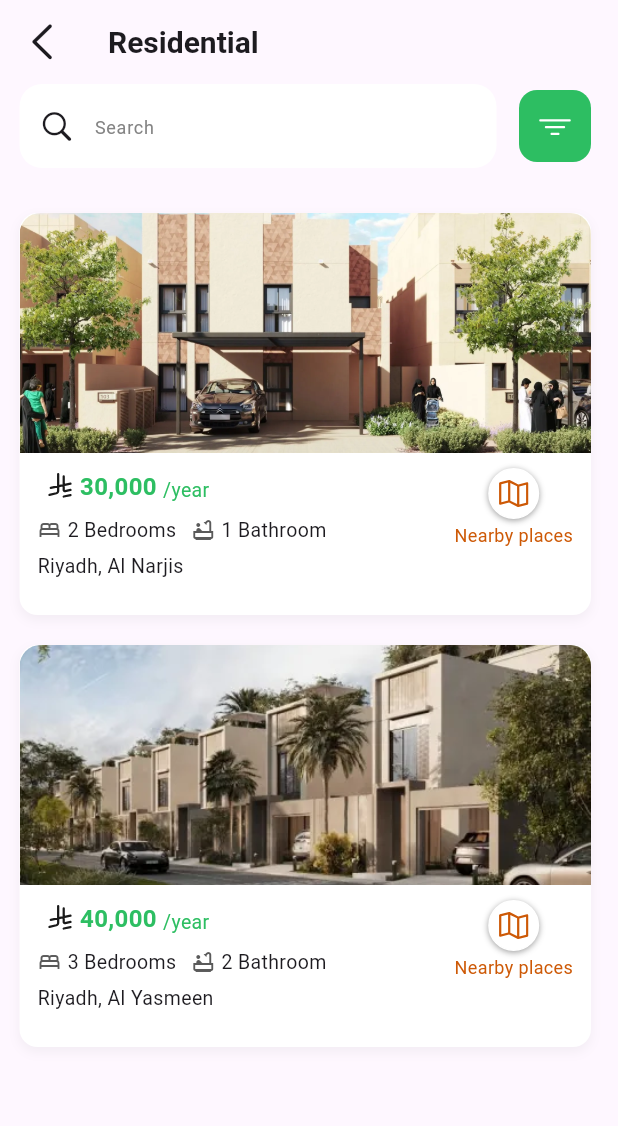
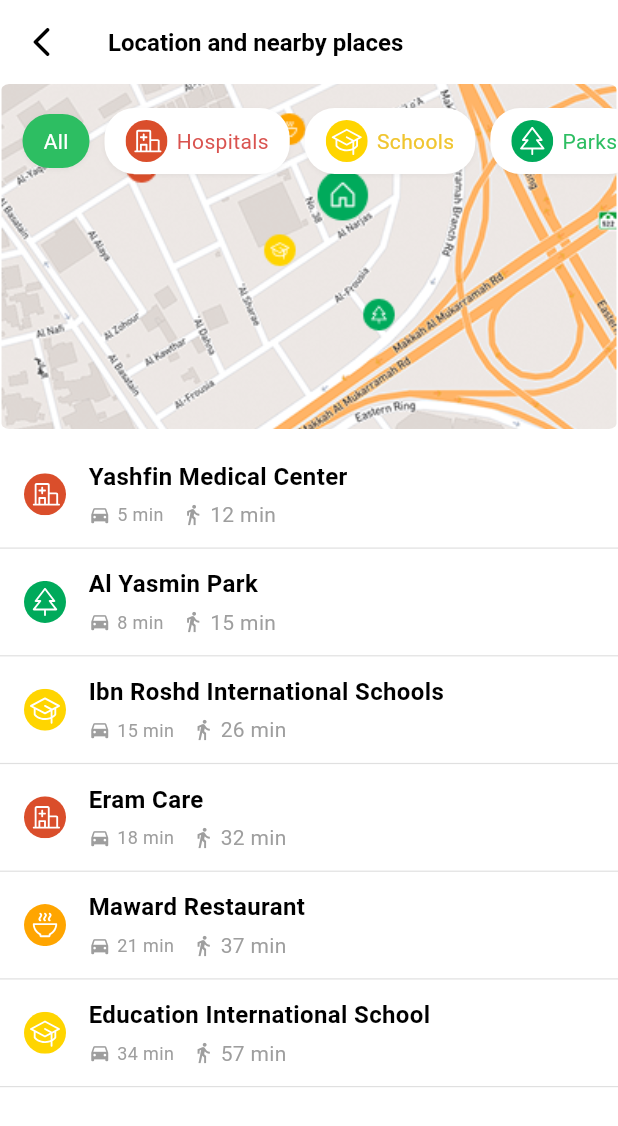
Before and after one commit to Ixovh/hackthon, a Flutter app: the screen it shows after launch, on a phone screen of 412 x 824 dp. Shown: the top 1126 px of the screen. Run offline on Flutter 3.47's test engine with Material 3 defaults, Android fonts, the phone set to English and light mode, and no system bars; our stand-ins replace flutter_svg, google_fonts, smooth_page_indicator; Roboto replaces fonts that are missing (SF).

Commit message:
real state near by

```diff
--- a/lib/feature/real-estate/controller/real_estate_controller.dart
+++ b/lib/feature/real-estate/controller/real_estate_controller.dart
@@ -329,4 +329,69 @@ class RealEstateController {
       },
     );
   }
+
+  final List<Map<String, dynamic>> categories = [
+      {"title": "All", "icon": null, "color": Colors.white},
+      {
+        "title": "Hospitals",
+        "icon": "assets/icons/hospital.svg",
+        "color": const Color(0xFFD9534F),
+      },
+      {
+        "title": "Schools",
+        "icon": "assets/icons/school.svg",
+        "color": const Color(0xFFF0C530),
+      },
+      {
+        "title": "Parks",
+        "icon": "assets/icons/park.svg",
+        "color": const Color(0xFF2DBE62),
+      },
+    ];
+
+    final List<Map<String, dynamic>> nearbyPlaces = [
+      {
+        'name': 'Yashfin Medical Center',
+        'icon': 'assets/icons/hospital.svg',
+        'color': const Color(0xFFD9534F),
+        'car': '5 min',
+        'walk': '12 min',
+      },
+      {
+        'name': 'Al Yasmin Park',
+        'icon': 'assets/icons/park.svg',
+        'color': const Color(0xFF2DBE62),
+        'car': '8 min',
+        'walk': '15 min',
+      },
+      {
+        'name': 'Ibn Roshd International Schools',
+        'icon': 'assets/icons/school.svg',
+        'color': const Color(0xFFF0C530),
+        'car': '15 min',
+        'walk': '26 min',
+      },
+      {
+        'name': 'Eram Care',
+        'icon': 'assets/icons/hospital.svg',
+        'color': const Color(0xFFD9534F),
+        'car': '18 min',
+        'walk': '32 min',
+      },
+      {
+        'name': 'Maward Restaurant',
+        'icon': 'assets/icons/restaurant.svg',
+        'color': const Color(0xFFFFA726),
+        'car': '21 min',
+        'walk': '37 min',
+      },
+      {
+        'name': 'Education International School',
+        'icon': 'assets/icons/school.svg',
+        'color': const Color(0xFFF0C530),
+        'car': '34 min',
+        'walk': '57 min',
+      },
+    ];
+
 }
--- /dev/null
+++ b/lib/feature/real-estate/screen/nearby_places.dart
@@ -0,0 +1,59 @@
+import 'package:flutter/material.dart';
+import 'package:hackathon/feature/real-estate/controller/real_estate_controller.dart';
+import 'package:hackathon/feature/real-estate/widget/infos_for_near_by_places.dart';
+import 'package:hackathon/feature/real-estate/widget/top_legend.dart';
+
+class NearbyPlacesScreen extends StatelessWidget {
+  const NearbyPlacesScreen({super.key});
+
+  @override
+  Widget build(BuildContext context) {
+    RealEstateController controller = RealEstateController();
+
+    return Scaffold(
+      appBar: AppBar(
+        backgroundColor: Colors.white,
+        elevation: 0,
+        leading: IconButton(
+          icon: Icon(Icons.arrow_back_ios_rounded, color: Colors.black),
+          onPressed: () => Navigator.pop(context),
+        ),
+        title: Text(
+          "Location and nearby places",
+          style: TextStyle(
+            color: Colors.black,
+            fontWeight: FontWeight.w600,
+            fontSize: 16,
+          ),
+        ),
+      ),
+      backgroundColor: Colors.white,
+      body: Column(
+        crossAxisAlignment: CrossAxisAlignment.start,
+        children: [
+          // Map section with legend overlay on top
+          Stack(
+            children: [
+              ClipRRect(
+                borderRadius: BorderRadius.circular(6),
+                child: Image.asset(
+                  'assets/images/map_mock.png',
+                  height: 230,
+                  width: double.infinity,
+                  fit: BoxFit.cover,
+                ),
+              ),
+              // Legend overlay
+              TopLengendWithMap(controller: controller),
+            ],
+          ),
+
+          SizedBox(height: 8),
+
+          // Nearby places list
+          Expanded(child: InfosForNearByPlaces(controller: controller)),
+        ],
+      ),
+    );
+  }
+}
--- /dev/null
+++ b/lib/feature/real-estate/widget/infos_for_near_by_places.dart
@@ -0,0 +1,86 @@
+import 'package:flutter/material.dart';
+import 'package:flutter_svg/svg.dart';
+import 'package:hackathon/feature/real-estate/controller/real_estate_controller.dart';
+
+class InfosForNearByPlaces extends StatelessWidget {
+  /// the will redender the UI for nearest places
+  const InfosForNearByPlaces({super.key, required this.controller});
+
+  final RealEstateController controller;
+
+  @override
+  Widget build(BuildContext context) {
+    return ListView.builder(
+      itemCount: controller.nearbyPlaces.length,
+      padding: EdgeInsets.zero,
+      itemBuilder: (context, index) {
+        final place = controller.nearbyPlaces[index];
+        return Container(
+          padding: const EdgeInsets.symmetric(horizontal: 16, vertical: 12),
+          decoration: BoxDecoration(
+            border: Border(
+              bottom: BorderSide(color: Colors.grey.shade300, width: 0.8),
+            ),
+          ),
+          child: Row(
+            children: [
+              // Icon circle
+              Center(
+                child: SvgPicture.asset(place['icon'], width: 28, height: 28),
+              ),
+                 SizedBox(width: 15),
+
+              // Info text
+              Expanded(
+                child: Column(
+                  crossAxisAlignment: CrossAxisAlignment.start,
+                  children: [
+                    Text(
+                      place['name'],
+                      style: TextStyle(
+                        fontWeight: FontWeight.w600,
+                        fontSize: 16,
+                        color: Colors.black,
+                        fontFamily: 'SF',
+                      ),
+                    ),
+                       SizedBox(height: 4),
+                    Row(
+                      children: [
+                           Icon(
+                          Icons.directions_car,
+                          size: 15,
+                          color: Colors.grey,
+                        ),
+                           SizedBox(width: 4),
+                        Text(
+                          place['car'],
+                          style:    TextStyle(
+                            color: Colors.grey,
+                            fontFamily: "SF",
+                            fontSize: 12,
+                          ),
+                        ),
+                           SizedBox(width: 12),
+                           Icon(
+                          Icons.directions_walk,
+                          size: 15,
+                          color: Colors.grey,
+                        ),
+                           SizedBox(width: 4),
+                        Text(
+                          place['walk'],
+                          style:    TextStyle(color: Colors.grey),
+                        ),
+                      ],
+                    ),
+                  ],
+                ),
+              ),
+            ],
+          ),
+        );
+      },
+    );
+  }
+}
--- a/lib/feature/real-estate/widget/property_card.dart
+++ b/lib/feature/real-estate/widget/property_card.dart
@@ -1,6 +1,7 @@
 import 'package:flutter/material.dart';
 import 'package:flutter_svg/svg.dart';
-import 'package:hackathon/feature/home/screen/home_screen.dart';
+
+import 'package:hackathon/feature/real-estate/screen/nearby_places.dart';
 
 class PropertyCard extends StatelessWidget {
   /// this widget is for creating the card
@@ -139,8 +140,7 @@ class PropertyCard extends StatelessWidget {
                   onTap: () {
                     Navigator.pushReplacement(
                       context,
-                      // TODO: redirect to real estate
-                      MaterialPageRoute(builder: (context) => HomeScreen()),
+                      MaterialPageRoute(builder: (context) => NearbyPlacesScreen()),
                     );
                   },
                   child: Column(
--- /dev/null
+++ b/lib/feature/real-estate/widget/top_legend.dart
@@ -0,0 +1,75 @@
+
+import 'package:flutter/material.dart';
+import 'package:flutter_svg/svg.dart';
+import 'package:hackathon/feature/real-estate/controller/real_estate_controller.dart';
+
+class TopLengendWithMap extends StatelessWidget {
+  /// this will render the UI for map with top centre legend
+  const TopLengendWithMap({
+    super.key,
+    required this.controller,
+  });
+
+  final RealEstateController controller;
+
+  @override
+  Widget build(BuildContext context) {
+    return Positioned(
+      top: 10,
+      left: 0,
+      right: 0,
+      child: SingleChildScrollView(
+        scrollDirection: Axis.horizontal,
+        padding: const EdgeInsets.symmetric(
+          horizontal: 15,
+          vertical: 6,
+        ),
+        child: Row(
+          children: controller.categories.map((category) {
+            return Container(
+              margin: const EdgeInsets.only(right: 10),
+              padding: const EdgeInsets.symmetric(
+                horizontal: 14,
+                vertical: 8,
+              ),
+              decoration: BoxDecoration(
+                color: category['title'] == 'All'
+                    ? Color(0xFF2DBE62)
+                    : Colors.white,
+                borderRadius: BorderRadius.circular(20),
+                boxShadow: [
+                  BoxShadow(
+                    color: Colors.black.withValues(alpha: 0.05),
+                    blurRadius: 2,
+                    offset:    Offset(0, 1),
+                  ),
+                ],
+              ),
+              child: Row(
+                children: [
+                  if (category['icon'] != null) ...[
+                    SvgPicture.asset(
+                      category['icon'],
+                      width: 28,
+                      height: 28,
+                    ),
+                       SizedBox(width: 6),
+                  ],
+                  Text(
+                    category['title'],
+                    style: TextStyle(
+                      color: category['color'],
+                      fontSize: 14,
+                      fontWeight: FontWeight.w400,
+                      fontFamily: 'SF',
+                    ),
+                  ),
+                ],
+              ),
+            );
+          }).toList(),
+        ),
+      ),
+    );
+  }
+}
--- a/lib/main.dart
+++ b/lib/main.dart
@@ -1,5 +1,6 @@
 import 'package:flutter/material.dart';
 import 'package:hackathon/feature/home/screen/home_screen.dart';
+import 'package:hackathon/feature/real-estate/screen/nearby_places.dart';
 import 'package:hackathon/feature/real-estate/screen/real_estate.dart';
 
 void main() {
@@ -11,6 +12,6 @@ class MyApp extends StatelessWidget {
 
   @override
   Widget build(BuildContext context) {
-    return MaterialApp(home: const RealEstate());
+    return MaterialApp(home: const NearbyPlacesScreen());
   }
 }
```
Also changed, not shown: assets/icons/park.svg (renamed from assets/icons/graden.svg), assets/icons/restaurant.svg (renamed from assets/icons/coffee_shop.svg), assets/images/map_mock.png (added).
